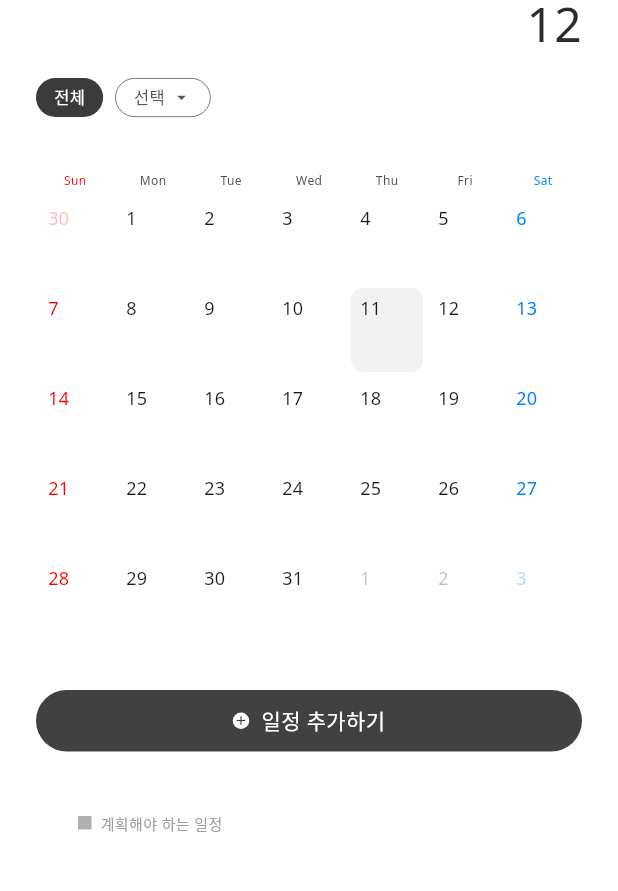
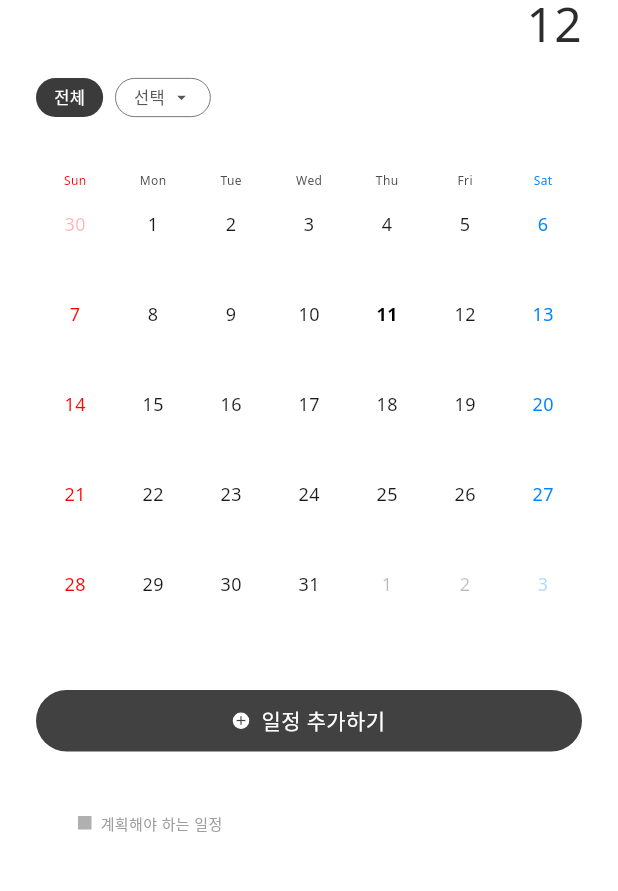
Before and after one commit to uiiuodo/testedn5, a Flutter app: the GroupCalendarScreen screen opened directly, on a phone screen of 412 x 824 dp, the part 117-1008 px from its top. Run offline on Flutter 3.47's test engine with Material 3 defaults, Android fonts, the light colour scheme and no system bars; drawn by our look-alikes of table_calendar; our stand-ins replace firebase_core, get, hive, hive_flutter, shared_preferences; missing offline and left inert: lunar; accounts and stored records are empty; Roboto replaces fonts that are missing (Noto Sans).

Commit message:
달력 수정

```diff
--- a/lib/ui/page/calendar/group_calendar_controller.dart
+++ b/lib/ui/page/calendar/group_calendar_controller.dart
@@ -72,8 +72,8 @@ class GroupCalendarController extends GetxController {
     isEditMode.value = !isEditMode.value;
   }
 
-  List<CalendarDayItem> getDayItems(DateTime day) {
-    final List<CalendarDayItem> items = [];
+  List<Schedule> getDayItems(DateTime day) {
+    List<Schedule> items = [];
 
     // 1. Schedules
     final eventsForDay = filteredCalendarSchedules.where((s) {
@@ -95,37 +95,7 @@ class GroupCalendarController extends GetxController {
       return isSameDay(s.startDateTime, day);
     }).toList();
 
-    for (var s in eventsForDay) {
-      int? colorValue;
-      // Find group color if available
-      if (s.groupId != null) {
-        final group = Get.find<HomeController>().groups.firstWhereOrNull(
-          (g) => g.id == s.groupId,
-        );
-        colorValue = group?.colorValue;
-      } else if (s.personIds.isNotEmpty) {
-        // Fallback to first person's group
-        final person = people.firstWhereOrNull(
-          (p) => p.id == s.personIds.first,
-        );
-        if (person != null && person.groupId != null) {
-          final group = Get.find<HomeController>().groups.firstWhereOrNull(
-            (g) => g.id == person.groupId,
-          );
-          colorValue = group?.colorValue;
-        }
-      }
-
-      items.add(
-        CalendarDayItem(
-          title: s.title,
-          type: s.type == ScheduleType.anniversary
-              ? CalendarItemType.anniversary
-              : CalendarItemType.schedule,
-          groupColor: colorValue,
-        ),
-      );
-    }
+    items.addAll(eventsForDay);
 
     // 2. Birthdays
     final filteredPeople = selectedGroupId.value == 'all'
@@ -145,18 +115,19 @@ class GroupCalendarController extends GetxController {
           );
 
           if (!hasSchedule) {
-            int? colorValue;
-            if (person.groupId != null) {
-              final group = Get.find<HomeController>().groups.firstWhereOrNull(
-                (g) => g.id == person.groupId,
-              );
-              colorValue = group?.colorValue;
-            }
+            // Create a synthetic Schedule for birthday
             items.add(
-              CalendarDayItem(
+              Schedule(
+                id: 'birthday_${person.id}_${day.millisecondsSinceEpoch}',
                 title: '🎂 ${person.name}',
-                type: CalendarItemType.birthday,
-                groupColor: colorValue,
+                startDateTime: day,
+                endDateTime: day,
+                allDay: true,
+                type: ScheduleType.anniversary,
+                personIds: [person.id],
+                groupId: person.groupId,
+                isAnniversary: true,
+                // Other required fields
               ),
             );
           }
@@ -164,7 +135,8 @@ class GroupCalendarController extends GetxController {
       }
     }
 
-    // Sort: Birthday > Anniversary > Schedule
+    // Sort: Anniversary (0) > Care (1) > Etc (2)
+    // Birthdays are Anniversary type, so they come first.
     items.sort((a, b) {
       return a.type.index.compareTo(b.type.index);
     });
@@ -207,13 +179,3 @@ class GroupCalendarController extends GetxController {
     }
   }
 }
-
-enum CalendarItemType { birthday, anniversary, schedule }
-
-class CalendarDayItem {
-  final String title;
-  final int? groupColor;
-  final CalendarItemType type;
-
-  CalendarDayItem({required this.title, required this.type, this.groupColor});
-}
--- a/lib/ui/page/calendar/group_calendar_screen.dart
+++ b/lib/ui/page/calendar/group_calendar_screen.dart
@@ -213,7 +213,7 @@ class _GroupCalendarScreenState extends State<GroupCalendarScreen> {
                           Padding(
                             padding: const EdgeInsets.symmetric(horizontal: 24),
                             child: Obx(
-                              () => TableCalendar(
+                              () => TableCalendar<Schedule>(
                                 firstDay: DateTime.utc(2020, 1, 1),
                                 lastDay: DateTime.utc(2030, 12, 31),
                                 focusedDay: controller.focusedDay.value,
@@ -241,8 +241,14 @@ class _GroupCalendarScreenState extends State<GroupCalendarScreen> {
                                   ),
                                 ),
                                 calendarStyle: const CalendarStyle(
+                                  // Transparent decorations to avoid default circles/squares
                                   selectedDecoration: BoxDecoration(
                                     color: Colors.transparent,
+                                    shape: BoxShape.rectangle,
+                                  ),
+                                  todayDecoration: BoxDecoration(
+                                    color: Colors.transparent,
+                                    shape: BoxShape.rectangle,
                                   ),
                                   selectedTextStyle: TextStyle(
                                     color: Colors.black,
@@ -271,33 +277,84 @@ class _GroupCalendarScreenState extends State<GroupCalendarScreen> {
                                     );
                                   },
                                   defaultBuilder: (context, day, focusedDay) {
+                                    final items = controller.getDayItems(day);
+                                    final firstEvent = items.isNotEmpty
+                                        ? items.first
+                                        : null;
+
+                                    // Determine text style based on day of week
+                                    Color dayColor = AppColors.textPrimary;
+                                    if (day.weekday == DateTime.sunday) {
+                                      dayColor = const Color(0xFFFF0000);
+                                    } else if (day.weekday ==
+                                        DateTime.saturday) {
+                                      dayColor = const Color(0xFF0084FF);
+                                    }
+
                                     return _buildDayCell(
-                                      controller,
-                                      day,
-                                      false,
+                                      day: day,
+                                      event: firstEvent,
+                                      dayTextStyle: TextStyle(
+                                        color: dayColor,
+                                        fontWeight: FontWeight.w400,
+                                        fontSize: 12,
+                                      ),
+                                    );
+                                  },
+                                  todayBuilder: (context, day, focusedDay) {
+                                    final items = controller.getDayItems(day);
+                                    final firstEvent = items.isNotEmpty
+                                        ? items.first
+                                        : null;
+                                    return _buildDayCell(
+                                      day: day,
+                                      event: firstEvent,
+                                      dayTextStyle: const TextStyle(
+                                        color: Colors.black, // Today color
+                                        fontWeight: FontWeight.bold,
+                                        fontSize: 12,
+                                      ),
                                     );
                                   },
                                   selectedBuilder: (context, day, focusedDay) {
+                                    final items = controller.getDayItems(day);
+                                    final firstEvent = items.isNotEmpty
+                                        ? items.first
+                                        : null;
                                     return _buildDayCell(
-                                      controller,
-                                      day,
-                                      false,
-                                    );
-                                  },
-                                  todayBuilder: (context, day, focusedDay) {
-                                    return _buildDayCell(
-                                      controller,
-                                      day,
-                                      false,
-                                      isToday: true,
+                                      day: day,
+                                      event: firstEvent,
+                                      dayTextStyle: const TextStyle(
+                                        color: Colors.black, // Selected color
+                                        fontWeight: FontWeight.w400,
+                                        fontSize: 12,
+                                      ),
                                     );
                                   },
                                   outsideBuilder: (context, day, focusedDay) {
+                                    final items = controller.getDayItems(day);
+                                    final firstEvent = items.isNotEmpty
+                                        ? items.first
+                                        : null;
+
+                                    // Outside color logic
+                                    Color dayColor = AppColors.textPrimary;
+                                    if (day.weekday == DateTime.sunday) {
+                                      dayColor = const Color(0xFFFF0000);
+                                    } else if (day.weekday ==
+                                        DateTime.saturday) {
+                                      dayColor = const Color(0xFF0084FF);
+                                    }
+                                    dayColor = dayColor.withOpacity(0.3);
+
                                     return _buildDayCell(
-                                      controller,
-                                      day,
-                                      false,
-                                      isOutside: true,
+                                      day: day,
+                                      event: firstEvent,
+                                      dayTextStyle: TextStyle(
+                                        color: dayColor,
+                                        fontWeight: FontWeight.w400,
+                                        fontSize: 12,
+                                      ),
                                     );
                                   },
                                   markerBuilder: (context, day, events) {
@@ -765,98 +822,64 @@ class _GroupCalendarScreenState extends State<GroupCalendarScreen> {
     );
   }
 
-  Widget _buildDayCell(
-    GroupCalendarController controller,
-    DateTime day,
-    bool isSelected, {
-    bool isToday = false,
-    bool isOutside = false,
-  }) {
-    final items = controller.getDayItems(day);
-
-    // Day number color
-    Color dayColor = AppColors.textPrimary;
-    if (day.weekday == DateTime.sunday) {
-      dayColor = const Color(0xFFFF0000);
-    } else if (day.weekday == DateTime.saturday) {
-      dayColor = const Color(0xFF0084FF);
+  int getCategoryColor(Schedule event) {
+    if (event.groupId != null) {
+      final homeController = Get.find<HomeController>();
+      final group = homeController.groups.firstWhereOrNull(
+        (g) => g.id == event.groupId,
+      );
+      if (group != null) {
+        return group.colorValue;
       }
-    if (isOutside) {
-      dayColor = dayColor.withOpacity(0.3);
+    }
+    return 0xFFD9D9D9; // Default gray
   }
 
-    return Container(
-      margin: const EdgeInsets.all(2),
+  Widget _buildDayCell({
+    required DateTime day,
+    required Schedule? event,
+    required TextStyle dayTextStyle,
+  }) {
+    return Column(
+      mainAxisAlignment: MainAxisAlignment.center,
+      children: [
+        Text('${day.day}', style: dayTextStyle),
+        const SizedBox(height: 4),
+        SizedBox(
+          height: 18, // Fixed height for event text area
+          child: event == null
+              ? const SizedBox.shrink()
+              : Row(
+                  mainAxisSize: MainAxisSize.min,
+                  children: [
+                    // Color Tag
+                    Container(
+                      width: 4,
+                      height: 12,
                       decoration: BoxDecoration(
-        color: isToday ? const Color(0xFFF2F2F2) : Colors.transparent,
-        borderRadius: BorderRadius.circular(8),
-        border: isSelected
-            ? Border.all(color: AppColors.primary, width: 1)
-            : null,
+                        color: Color(getCategoryColor(event)),
+                        borderRadius: BorderRadius.circular(2),
                       ),
-      child: Column(
-        crossAxisAlignment: CrossAxisAlignment.start,
-        children: [
-          // Day Number
-          Padding(
-            padding: const EdgeInsets.only(top: 4, left: 6),
+                    ),
+                    const SizedBox(width: 4),
+                    // Title
+                    Flexible(
                       child: Text(
-              '${day.day}',
-              style: TextStyle(
-                fontSize: 12,
-                fontWeight: FontWeight.w300,
-                color: dayColor,
+                        event.title.length > 4
+                            ? '${event.title.substring(0, 4)}…'
+                            : event.title,
+                        maxLines: 1,
+                        overflow: TextOverflow.ellipsis,
+                        style: const TextStyle(
+                          fontSize: 9,
+                          color: Colors.black87,
                         ),
                       ),
                     ),
-          const SizedBox(height: 2),
-
-          // Events List
-          Container(
-            height: 22, // Fixed height 22px
-            margin: const EdgeInsets.only(bottom: 2), // Margin bottom 2px
-            padding: const EdgeInsets.symmetric(
-              horizontal: 4,
-            ), // Padding horizontal 4
-            child: Column(
-              crossAxisAlignment: CrossAxisAlignment.start,
-              mainAxisSize: MainAxisSize.min, // Min size to avoid overflow
-              children: [
-                ...items.take(1).map((item) {
-                  // Limit to 1 item to fit in 22px
-                  return Row(
-                    children: [
-                      // Color Bar
-                      Container(
-                        width: 2,
-                        height: 10,
-                        color: item.groupColor != null
-                            ? Color(item.groupColor!)
-                            : const Color(0xFFD9D9D9),
-                      ),
-                      const SizedBox(width: 4),
-                      // Title
-                      Expanded(
-                        child: Text(
-                          item.title,
-                          style: const TextStyle(
-                            fontSize: 10, // Font size 10
-                            color: Color(0xFF4A4A4A),
-                            fontWeight: FontWeight.w400,
-                            overflow: TextOverflow.ellipsis, // Ellipsis
-                            height: 1.0,
-                          ),
-                          maxLines: 1, // Max lines 1
-                        ),
-                      ),
-                    ],
-                  );
-                }),
                   ],
                 ),
         ),
       ],
-      ),
     );
   }
 
```
Also changed, not shown: lib/ui/page/calendar/person_calendar_screen.dart (+113 -103 lines). Lines whose indentation alone changed are shown as unchanged.
